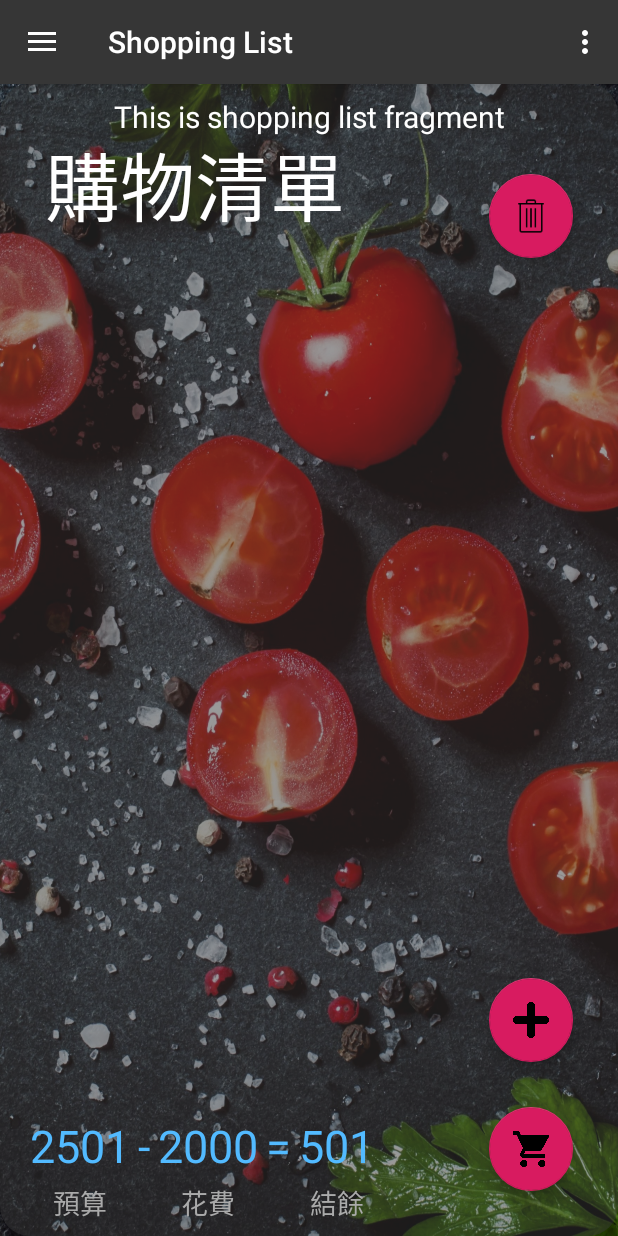
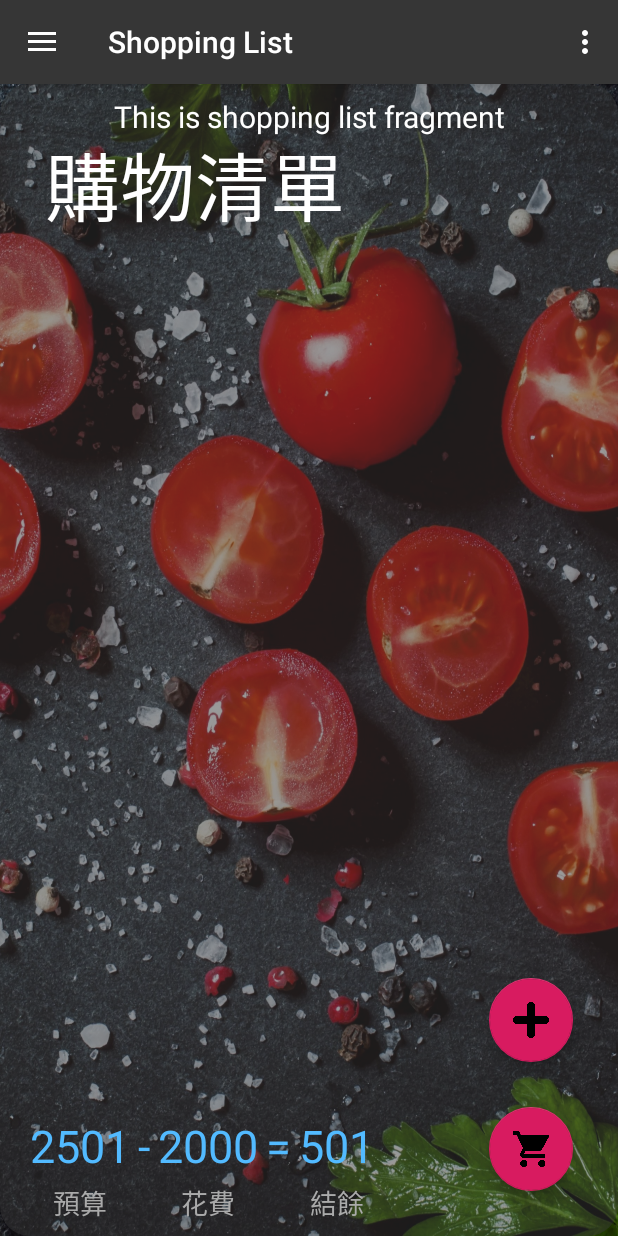
Before and after one commit to 106360130/FinalProject, an Android app: the screen it shows after launch (MainActivity), in the side drawer, after a tap on "Shopping List", on a phone screen of 412 x 824 dp. Run offline under Robolectric (Android 15) with nearby library versions, the phone set to English and light mode, and no system bars; our stand-ins replace navigation-ui.

Commit message:
結餘,預算那些東西不會跑掉了,已經可以算結餘了

```diff
--- a/app/src/main/java/com/example/foodemerge/ui/shopping_list/ShoppingListFragment.java
+++ b/app/src/main/java/com/example/foodemerge/ui/shopping_list/ShoppingListFragment.java
@@ -26,6 +26,7 @@ import android.widget.Toast;
 
 import androidx.annotation.Nullable;
 import androidx.annotation.NonNull;
+import androidx.annotation.UiThread;
 import androidx.appcompat.app.AlertDialog;
 import androidx.fragment.app.Fragment;
 import androidx.lifecycle.Observer;
@@ -42,10 +43,11 @@ public class ShoppingListFragment extends Fragment {
     private ShoppingListViewModel shoppingListViewModel;
     //若蘭加第一次
     private ListView listView;
-    private ArrayList items = new ArrayList<String>();
+    private ArrayList<String> items = new ArrayList<String>();
     private EditText ed_name, ed_price;
     private Button btn_create, btn_delete, btn_change, cancel_delete, delete;
-    TextView textSelected;
+    private TextView textSelected, budget_num, cost_num, balance_num;
+    private int cost_record = 0, balance_record = 0;
 
     @Override
     public void onCreate(Bundle savedInstanceState){
@@ -54,7 +56,7 @@ public class ShoppingListFragment extends Fragment {
 
     }
 
-
+    @UiThread
     public View onCreateView(@NonNull LayoutInflater inflater,
                              ViewGroup container, Bundle savedInstanceState) {
         shoppingListViewModel =
@@ -71,39 +73,28 @@ public class ShoppingListFragment extends Fragment {
             }
         });
 
-        Data[] transData = new Data[items.size()];
-        for(int i = 0; i<transData.length;i++){
-            transData[i] = new Data();
-            transData[i].name = items.get(i).toString();
-        }
 
-        CustomAdapter adapter = new CustomAdapter(transData, R.layout.trans_list);//adapter for handling the list
+        final View trans_list = inflater.inflate(R.layout.trans_list, container, false);
 
+        final ArrayAdapter<String> arrayAdapter = new ArrayAdapter<>(getActivity(),R.layout.trans_list,items);
         //taking care of the list view
         listView = root.findViewById(R.id.listView);
-        listView.setAdapter(adapter);
-
-        /*
-        //creating the editText for the different  AlertDialog's
-        final EditText ed_food = new EditText(getActivity());//新EDIT TEXT讓使用者寫新食物的名字
-        ed_food.setInputType(InputType.TYPE_CLASS_TEXT);//輸入是TEXT
-
-        final EditText ed_price = new EditText(getActivity());//新EDIT TEXT讓使用者寫新食物的價格
-        ed_price.setInputType(InputType.TYPE_CLASS_NUMBER);//輸入是個數字*/
+        listView.setAdapter(arrayAdapter);
 
         // Set an item click listener for ListView
-        listView.setOnItemClickListener(new AdapterView.OnItemClickListener() {
+        //不會加了吧
+        /*listView.setOnItemClickListener(new AdapterView.OnItemClickListener() {
             @Override
             public void onItemClick(AdapterView<?> parent, View view, int position, long id) {
                 // Get the selected item text from ListView
-                String selectedItem = (String) parent.getItemAtPosition(position);
-                textSelected.setText(selectedItem);
-                textSelected.setPaintFlags(textSelected.getPaintFlags() | Paint.STRIKE_THRU_TEXT_FLAG);
+                TextView item = (TextView) view.findViewById(R.id.tv_list_item);
+                item.setPaintFlags(item.getPaintFlags() | Paint.STRIKE_THRU_TEXT_FLAG);
             }
-        });
+        });*/
+
 
         //adapter for changing the text color
-        ArrayAdapter colorAdapter = new ArrayAdapter<TextView>(getActivity(),android.R.layout.simple_list_item_1, items){
+        ArrayAdapter<String> colorAdapter = new ArrayAdapter<String>(getActivity(),android.R.layout.simple_list_item_1, items){
             @Override
             public View getView(int position, View convertView, ViewGroup parent){
                 // Get the Item from ListView
@@ -148,6 +139,9 @@ public class ShoppingListFragment extends Fragment {
                 btn_create = toast1.findViewById(R.id.create);
                 btn_delete = toast1.findViewById(R.id.btn_delete);
                 btn_change = toast1.findViewById(R.id.change);
+                budget_num = root.findViewById(R.id.budget_num);
+                cost_num = root.findViewById(R.id.cost_num);
+                balance_num = root.findViewById(R.id.balance_num);
 
 
 
@@ -162,25 +156,32 @@ public class ShoppingListFragment extends Fragment {
                             try {
                                 //增加食物的功能
 
-
                                 if (ed_price.length()>0){
 
                                     shopping_list1.food_name = ed_name.getText().toString();
                                     shopping_list1.food_price = ed_price.getText().toString();
                                     Log.e("新增東西了嗎","food name : " + shopping_list1.food_name);
                                     items.add("名字: "+ shopping_list1.food_name+"   價格: "+ shopping_list1.food_price+ "元");
+                                    cost_record = cost_record + Integer.parseInt(ed_price.getText().toString());//加食物價格時,cost_record增加
+                                    balance_record = Integer.parseInt(budget_num.getText().toString()) - cost_record;
+                                    cost_num.setText(Integer.toString(cost_record));
+                                    balance_num.setText(Integer.toString(balance_record));
+
+
 
                                 }else{
                                     shopping_list1.food_name = ed_name.getText().toString();
                                     items.add("名字: "+ shopping_list1.food_name);
                                 }
 
+                                arrayAdapter.notifyDataSetChanged();
 
-                                dialog.dismiss();
+
                                 Toast.makeText(getActivity(), "新增食物" + ed_name.getText().toString(), /*+ "      價格" + ed_price.getText().toString(),*/ Toast.LENGTH_SHORT).show();
 
                                 ed_name.setText("");
                                 ed_price.setText("");
+                                dialog.dismiss();
                             } catch (Exception e) {
                                 Toast.makeText(getActivity(), "新增失敗" + e.toString(), Toast.LENGTH_LONG).show();
                             }
@@ -199,10 +200,16 @@ public class ShoppingListFragment extends Fragment {
                                 //shopping_list1. = ed_name.getText().toString();//use the database functions to update addDatabaseShoppingList()
                                 shopping_list1.food_price = ed_price.getText().toString();
                                 items.add("名字: "+ shopping_list1.food_name+"   價格: "+ shopping_list1.food_price+ "元");
-                                Toast.makeText(getActivity(),"更新書名"+ed_name.getText().toString()+"      價格"+ed_price.getText().toString(),Toast.LENGTH_SHORT).show();
+                                Toast.makeText(getActivity(),"更新"+ed_name.getText().toString()+"      價格"+ed_price.getText().toString(),Toast.LENGTH_SHORT).show();
+                                cost_record = cost_record + Integer.parseInt(ed_price.getText().toString());//加食物價格時,cost_record增加
+                                balance_record = Integer.parseInt(budget_num.getText().toString()) - cost_record;
+                                cost_num.setText(Integer.toString(cost_record));
+                                balance_num.setText(Integer.toString(balance_record));
+
 
                                 ed_name.setText("");
                                 ed_price.setText("");
+                                arrayAdapter.notifyDataSetChanged();
                             }catch (Exception e){
                                 Toast.makeText(getActivity(),"更新失敗:"+e.toString(),Toast.LENGTH_LONG).show();
                             }
@@ -210,30 +217,37 @@ public class ShoppingListFragment extends Fragment {
                     }
                 });*/
 
-                btn_delete.setOnClickListener(new View.OnClickListener() {
+                /*btn_delete.setOnClickListener(new View.OnClickListener() {
                     @Override
                     public void onClick(View v) {
+                       //先看要刪掉甚麼
+
+                        if(要刪掉的東西.edit_price != null){
+                                cost_record = cost_record - Integer.parseInt(ed_price.getText().toString());//減掉要刪掉的東西的價格
+                                balance_record = Integer.parseInt(budget_num.getText().toString()) - cost_record;
+                                cost_num.setText(Integer.toString(cost_record));
+                                balance_num.setText(Integer.toString(balance_record));
+                        }
+
+                        //刪掉東西
 
                     }
-                });
+                });*/
+
+
 
 
             }
         });
 
-
-
-
-
-
-        /* refresh button 可能不會加
-        button.setOnClickListener(new View.OnClickListener() {
+        FloatingActionButton come_back_home = root.findViewById(R.id.come_back_home);
+        come_back_home.setOnClickListener(new View.OnClickListener() {
             @Override
             public void onClick(View v) {
+                //把shopping_list1的東西全部搬到FoodFragment那邊
 
             }
-        });*/
-
+        });
 
         //測試SHOPPING_LIST資料庫提取資料，測試成功
         /*ArrayList<DatabaseForm> shopping_list2 = DatabaseFunction.getInstance().getDatabaseShoppingList();  //取得剛剛儲存的資料
@@ -249,52 +263,16 @@ public class ShoppingListFragment extends Fragment {
         //測試SHOPPING_LIST資料庫提取資料，測試成功
 
 
+
         return root;
     }
+
 
     @Override
     public void onDestroy(){
         super.onDestroy();
     }
 
-    class Data{
-        String name;
-    }
-
-    public class CustomAdapter extends BaseAdapter {
-        private ShoppingListFragment.Data[] data;
-        private int view;
-
-        public CustomAdapter(ShoppingListFragment.Data[] data , int view){
-            this.data = data;
-            this.view = view;
-        }
-
-        @Override
-        public int getCount() {
-            return data.length;
-        }
-
-        @Override
-        public Object getItem(int position) {
-            return data[position];
-        }
-
-        @Override
-        public long getItemId(int position) {
-            return 0;
-        }
-
-        @Override
-        public View getView(int position, View convertView, ViewGroup parent) {
-            //LayoutInflater inflater = (LayoutInflater)context.getSystemService(Context.LAYOUT_INFLATER_SERVICE);
-            convertView = getLayoutInflater().inflate(view,parent,false);
-            TextView name = convertView.findViewById(R.id.tv_list_item);
-            name.setText(data[position].name);
-
-            return convertView;
-        }
-    }
 
 
 }
--- a/app/src/main/res/layout/fragment_shopping_list.xml
+++ b/app/src/main/res/layout/fragment_shopping_list.xml
@@ -43,15 +43,6 @@
         app:layout_constraintLeft_toLeftOf="parent"
         />
 
-
-    <com.google.android.material.floatingactionbutton.FloatingActionButton
-        android:id="@+id/delete_this_list"
-        android:layout_width="wrap_content"
-        android:layout_height="wrap_content"
-        android:layout_marginTop="60dp"
-        app:layout_constraintEnd_toEndOf="@+id/add_shopping_item"
-        app:layout_constraintTop_toTopOf="parent"
-        app:srcCompat="@drawable/trash" />
 
     <ListView
         android:id="@+id/listView"
```
Also changed, not shown: app/src/main/res/layout/fragment_home.xml (+18 -26 lines), app/src/main/res/layout/trans_list.xml (+6 -4 lines).
